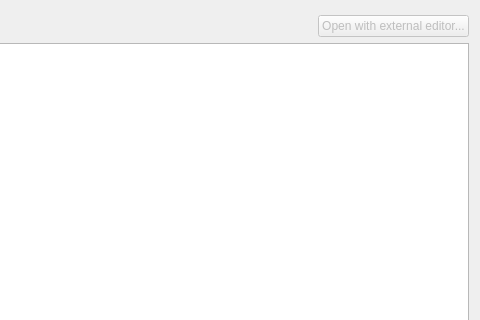
Old version of the form mob/mob_parameters.ui in the repository Samolleg/ataman-mp; both pictures show x 291 to 771 and y 0 to 320 of the 771 by 650 pixel window.
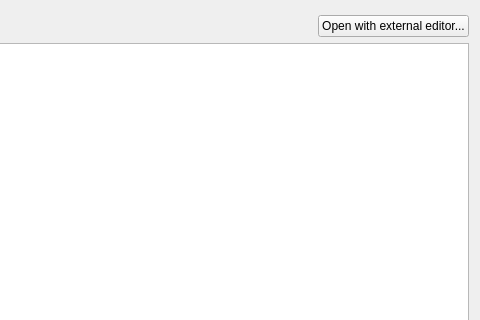
New version of the form. Custom widgets are drawn as their Qt base class.

Diff of the .ui file:
```diff
--- a/mob/mob_parameters.ui
+++ b/mob/mob_parameters.ui
@@ -290,7 +290,7 @@
        <item>
         <widget class="QPushButton" name="pushButtonOpenExtEditor">
          <property name="enabled">
-          <bool>false</bool>
+          <bool>true</bool>
          </property>
          <property name="text">
           <string>Open with external editor...</string>
```
